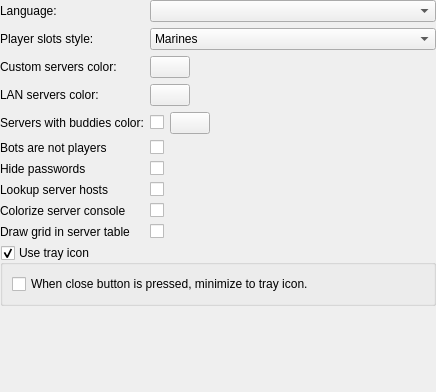
Old version of the form src/core/gui/configuration/cfgappearance.ui in the repository PROPHESSOR/DDCLauncher.
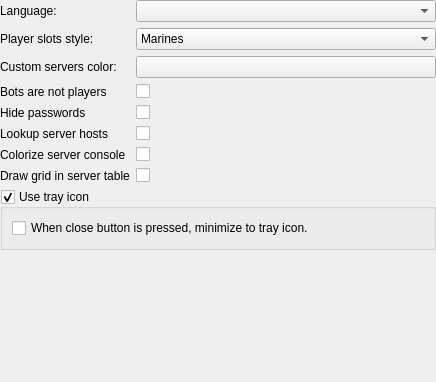
New version of the form. Custom widgets are drawn as their Qt base class.

Patch:
```diff
--- a/src/core/gui/configuration/cfgappearance.ui
+++ b/src/core/gui/configuration/cfgappearance.ui
@@ -7,7 +7,7 @@
     <x>0</x>
     <y>0</y>
     <width>436</width>
-    <height>392</height>
+    <height>382</height>
    </rect>
   </property>
   <layout class="QVBoxLayout" name="verticalLayout">
@@ -25,9 +25,6 @@
    </property>
    <item>
     <layout class="QFormLayout" name="formLayout">
-     <property name="formAlignment">
-      <set>Qt::AlignLeading|Qt::AlignLeft|Qt::AlignTop</set>
-     </property>
      <item row="1" column="0">
       <widget class="QLabel" name="label_5">
        <property name="text">
@@ -70,49 +67,52 @@
      <item row="2" column="1">
       <widget class="ColorButton" name="btnCustomServersColor">
        <property name="sizePolicy">
-        <sizepolicy hsizetype="Maximum" vsizetype="Fixed">
+        <sizepolicy hsizetype="Expanding" vsizetype="Fixed">
          <horstretch>0</horstretch>
          <verstretch>0</verstretch>
         </sizepolicy>
        </property>
+       <property name="text">
+        <string/>
+       </property>
       </widget>
      </item>
-     <item row="5" column="0">
+     <item row="3" column="0">
       <widget class="QLabel" name="label_2">
        <property name="text">
         <string>Bots are not players</string>
        </property>
       </widget>
      </item>
-     <item row="5" column="1">
+     <item row="3" column="1">
       <widget class="QCheckBox" name="cbBotsNotPlayers">
        <property name="text">
         <string/>
        </property>
       </widget>
      </item>
-     <item row="6" column="0">
+     <item row="4" column="0">
       <widget class="QLabel" name="label">
        <property name="text">
         <string>Hide passwords</string>
        </property>
       </widget>
      </item>
-     <item row="6" column="1">
+     <item row="4" column="1">
       <widget class="QCheckBox" name="cbHidePasswords">
        <property name="text">
         <string/>
        </property>
       </widget>
      </item>
-     <item row="7" column="0">
+     <item row="5" column="0">
       <widget class="QLabel" name="label_3">
        <property name="text">
         <string>Lookup server hosts</string>
        </property>
       </widget>
      </item>
-     <item row="7" column="1">
+     <item row="5" column="1">
       <widget class="QCheckBox" name="cbLookupHosts">
        <property name="text">
         <string/>
@@ -142,92 +142,34 @@
        </property>
       </widget>
      </item>
-     <item row="8" column="0">
+     <item row="6" column="0">
       <widget class="QLabel" name="label_7">
        <property name="text">
         <string>Colorize server console</string>
        </property>
       </widget>
      </item>
-     <item row="8" column="1">
+     <item row="6" column="1">
       <widget class="QCheckBox" name="cbColorizeConsole">
        <property name="text">
         <string/>
        </property>
       </widget>
      </item>
-     <item row="9" column="0">
+     <item row="7" column="0">
       <widget class="QLabel" name="label_8">
        <property name="text">
         <string>Draw grid in server table</string>
        </property>
       </widget>
      </item>
-     <item row="9" column="1">
+     <item row="7" column="1">
       <widget class="QCheckBox" name="cbDrawGridInServerTable">
        <property name="text">
         <string/>
        </property>
       </widget>
      </item>
-     <item row="4" column="0">
-      <widget class="QLabel" name="label_9">
-       <property name="text">
-        <string>Servers with buddies color:</string>
-       </property>
-      </widget>
-     </item>
-     <item row="4" column="1">
-      <layout class="QHBoxLayout" name="horizontalLayout">
-       <item>
-        <widget class="QCheckBox" name="cbMarkServersWithBuddies">
-         <property name="text">
-          <string/>
-         </property>
-        </widget>
-       </item>
-       <item>
-        <widget class="ColorButton" name="btnBuddyServersColor">
-         <property name="sizePolicy">
-          <sizepolicy hsizetype="Maximum" vsizetype="Fixed">
-           <horstretch>0</horstretch>
-           <verstretch>0</verstretch>
-          </sizepolicy>
-         </property>
-        </widget>
-       </item>
-       <item>
-        <spacer name="horizontalSpacer">
-         <property name="orientation">
-          <enum>Qt::Horizontal</enum>
-         </property>
-         <property name="sizeHint" stdset="0">
-          <size>
-           <width>40</width>
-           <height>20</height>
-          </size>
-         </property>
-        </spacer>
-       </item>
-      </layout>
-     </item>
-     <item row="3" column="0">
-      <widget class="QLabel" name="label_10">
-       <property name="text">
-        <string>LAN servers color:</string>
-       </property>
-      </widget>
-     </item>
-     <item row="3" column="1">
-      <widget class="ColorButton" name="btnLanServersColor">
-       <property name="sizePolicy">
-        <sizepolicy hsizetype="Maximum" vsizetype="Fixed">
-         <horstretch>0</horstretch>
-         <verstretch>0</verstretch>
-        </sizepolicy>
-       </property>
-      </widget>
-     </item>
     </layout>
    </item>
    <item>
```
Left out of the diff: 11 changed lines with no effect on the pictures.
